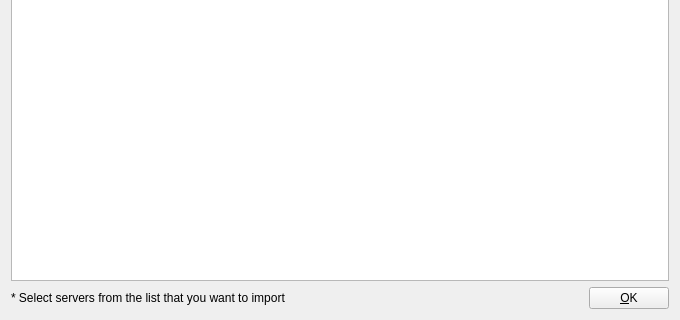
Above: src/Widgets/ImportDeviceDialog.ui from CasparCG/client before the change; both pictures show x 0 to 680 and y 200 to 520 of the 680 by 520 pixel window. Below: the same form after it.
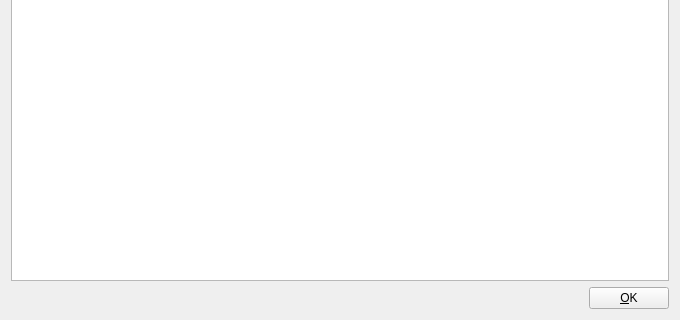
That is the form after the change.

What changed in the file:
```diff
--- a/src/Widgets/ImportDeviceDialog.ui
+++ b/src/Widgets/ImportDeviceDialog.ui
@@ -14,19 +14,6 @@
    <string>Import CasparCG Servers</string>
   </property>
   <layout class="QGridLayout" name="gridLayout">
-   <item row="1" column="0">
-    <widget class="QLabel" name="labelImportInformation">
-     <property name="sizePolicy">
-      <sizepolicy hsizetype="Expanding" vsizetype="Preferred">
-       <horstretch>0</horstretch>
-       <verstretch>0</verstretch>
-      </sizepolicy>
-     </property>
-     <property name="text">
-      <string>* Select servers from the list that you want to import</string>
-     </property>
-    </widget>
-   </item>
    <item row="1" column="1">
     <widget class="QPushButton" name="pushButtonOk">
      <property name="focusPolicy">
@@ -77,6 +64,19 @@
      </column>
     </widget>
    </item>
+   <item row="1" column="0">
+    <spacer name="horizontalSpacer">
+     <property name="orientation">
+      <enum>Qt::Horizontal</enum>
+     </property>
+     <property name="sizeHint" stdset="0">
+      <size>
+       <width>40</width>
+       <height>20</height>
+      </size>
+     </property>
+    </spacer>
+   </item>
   </layout>
  </widget>
  <resources/>
```
